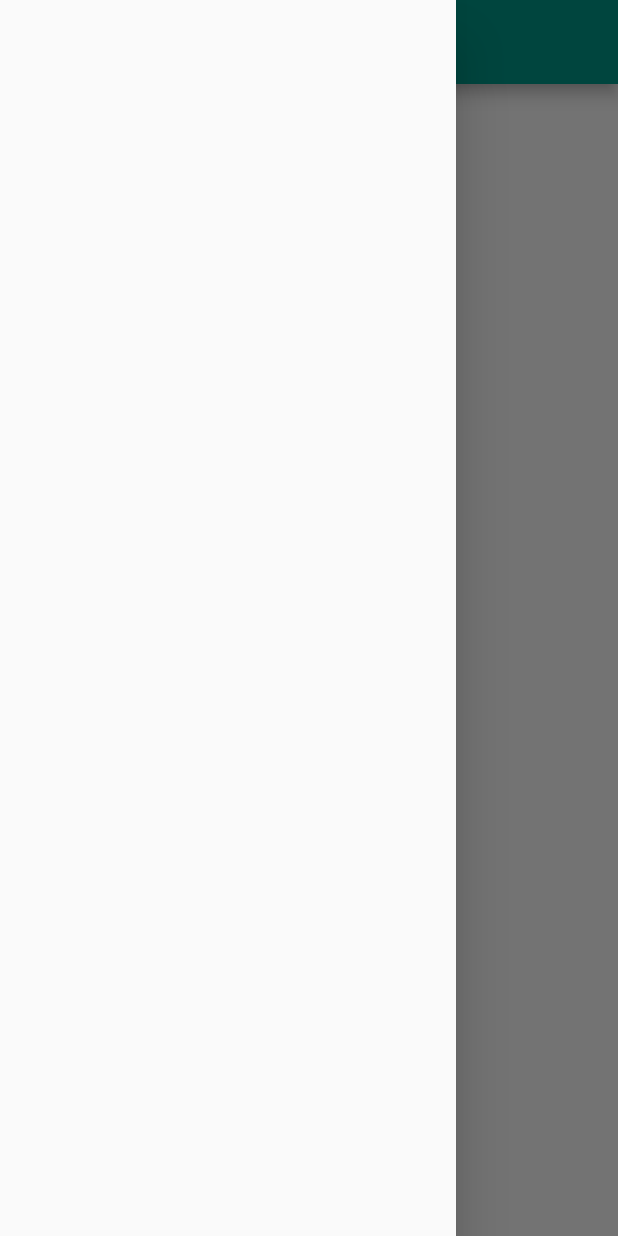
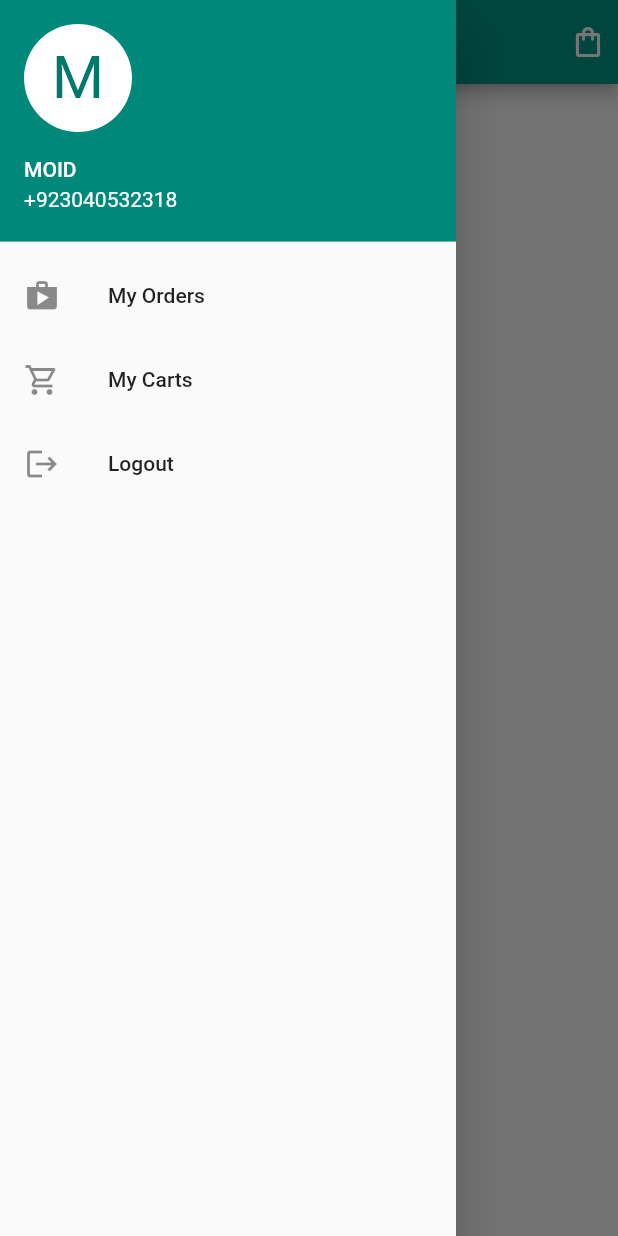
Before and after one commit to moid1/QurbaniApp, a Flutter app: the HomePage screen opened directly, with the side drawer open, on a phone screen of 412 x 824 dp. Run offline on Flutter 3.47's test engine with Material 2 defaults, Android fonts, the phone set to English and light mode, and no system bars; our stand-ins replace bloc, cached_network_image, cloud_firestore, equatable, firebase_auth, firebase_core and 2 more; accounts and stored records are empty; statements that could not run were skipped.

Commit message:
done with products

```diff
--- a/lib/bloc/category/category_event.dart
+++ b/lib/bloc/category/category_event.dart
@@ -1,5 +1,6 @@
 import 'package:meta/meta.dart';
 import 'package:equatable/equatable.dart';
+import 'package:qurbani_app/models/products.dart';
 
 abstract class CategoryEvent extends Equatable {
   @override
@@ -8,13 +9,15 @@ abstract class CategoryEvent extends Equatable {
 
 class GoToCategory extends CategoryEvent {
   final String id;
+  final String categoryName;
 
-  GoToCategory({@required this.id});
+  GoToCategory({
+    @required this.id,
+    @required this.categoryName,
+  });
 
   @override
-  List<Object> get props => [
-        id,
-      ];
+  List<Object> get props => [id,categoryName];
 }
 
 class LoadCategories extends CategoryEvent {}
--- a/lib/bloc/category/category_state.dart
+++ b/lib/bloc/category/category_state.dart
@@ -1,6 +1,7 @@
 import 'package:meta/meta.dart';
 import 'package:equatable/equatable.dart';
 import 'package:qurbani_app/models/category.dart';
+import 'package:qurbani_app/models/products.dart';
 
 abstract class CategoryState extends Equatable {
   @override
@@ -26,3 +27,16 @@ class CategoryFailure extends CategoryState {
   @override
   List<Object> get props => [error];
 }
+
+class ProductsLoaded extends CategoryState {
+  final List<ProductModel> productsList;
+  final String categoryName;
+
+  ProductsLoaded({
+    @required this.productsList,
+    @required this.categoryName,
+  });
+
+  @override
+  List<Object> get props => [productsList, categoryName];
+}
--- a/lib/bloc/login/login_bloc.dart
+++ b/lib/bloc/login/login_bloc.dart
@@ -75,7 +75,7 @@ class LoginBloc extends Bloc<LoginEvent, LoginState> {
       try {
         final authCredentials =
             await _auth.signInWithCredential(phoneAuthCredential);
-        if (authCredentials.additionalUserInfo.isNewUser) {
+        if (event.isSignup) {
           users
               .doc(event.userDetail.phoneNo)
               .set(event.userDetail.toJson())
--- a/lib/main.dart
+++ b/lib/main.dart
@@ -53,6 +53,7 @@ class MyApp extends StatelessWidget {
   Widget build(BuildContext context) {
     return MaterialApp(
       title: 'Qurbani App',
+      debugShowCheckedModeBanner: false,
       theme: ThemeData(
         primarySwatch: Colors.teal,
       ),
--- /dev/null
+++ b/lib/models/products.dart
@@ -0,0 +1,41 @@
+import 'package:cloud_firestore/cloud_firestore.dart';
+import 'package:flutter/material.dart';
+
+class ProductModel {
+  final String userId;
+  final String categoryId;
+  final Timestamp createdAt;
+  final String image;
+  final String color;
+  final int price;
+  final String address;
+
+  ProductModel({
+    @required this.userId,
+    @required this.categoryId,
+    @required this.createdAt,
+    @required this.image,
+    @required this.price,
+    @required this.address,
+    @required this.color,
+  });
+
+  ProductModel.fromSnapshot(DocumentSnapshot snapshot)
+      : userId = snapshot['user_id'],
+        categoryId = snapshot['category_id'],
+        image = snapshot['image'],
+        createdAt = snapshot['created_at'],
+        price = snapshot['price'] ?? 0,
+        address = snapshot['address'],
+        color = snapshot['color'];
+
+  Map<String, dynamic> toJson() => {
+        "user_id": userId,
+        "category_id": categoryId,
+        "image": image,
+        "created_at": createdAt,
+        "price": price,
+        "address": address,
+        "color": color
+      };
+}
--- a/lib/screens/home_screen.dart
+++ b/lib/screens/home_screen.dart
@@ -1,5 +1,6 @@
 import 'package:cached_network_image/cached_network_image.dart';
 import 'package:flutter/material.dart';
+import 'package:flutter/scheduler.dart';
 import 'package:flutter_bloc/flutter_bloc.dart';
 import 'package:qurbani_app/bloc/category/category_bloc.dart';
 import 'package:qurbani_app/bloc/category/category_event.dart';
@@ -7,6 +8,7 @@ import 'package:qurbani_app/bloc/category/category_state.dart';
 import 'package:qurbani_app/models/category.dart';
 
 import 'package:qurbani_app/models/user.dart';
+import 'package:qurbani_app/screens/products_list.dart';
 import 'package:qurbani_app/services/auth_service.dart';
 
 class HomePage extends StatefulWidget {
@@ -26,26 +28,88 @@ class _HomePageState extends State<HomePage> {
     return Scaffold(
       appBar: AppBar(
         title: Text('Home'),
+        actions: [
+          Padding(
+            padding: const EdgeInsets.only(right:8.0),
+            child: Icon(Icons.shopping_bag_outlined),
           ),
-      drawer: Drawer(),
+        ],
+      ),
+      drawer: Drawer(
+        child: ListView(
+          children: [
+            UserAccountsDrawerHeader(
+              accountName: Text(widget.user.name.toUpperCase()),
+              accountEmail: Text(widget.user.phoneNo),
+              decoration: BoxDecoration(
+                color: const Color(0xFF00897b),
+              ),
+              currentAccountPicture: CircleAvatar(
+                backgroundColor:
+                    Theme.of(context).platform == TargetPlatform.iOS
+                        ? const Color(0xFF00897b)
+                        : Colors.white,
+                child: Text(
+                  widget.user.name[0].toUpperCase(),
+                  style: TextStyle(fontSize: 40.0),
+                ),
+              ),
+            ),
+            ListTile(
+              onTap: () {},
+              leading: Icon(Icons.shop),
+              title: Text('My Orders'),
+            ),
+            ListTile(
+              onTap: () {},
+              leading: Icon(Icons.shopping_cart_outlined),
+              title: Text('My Carts'),
+            ),
+            ListTile(
+              onTap: () {},
+              leading: Icon(Icons.logout),
+              title: Text('Logout'),
+            ),
+          ],
+        ),
+      ),
       body: SafeArea(
         minimum: const EdgeInsets.all(16),
         child: BlocProvider<CategoryBloc>(
           create: (context) => CategoryBloc(authService)..add(LoadCategories()),
+          child: BlocListener<CategoryBloc, CategoryState>(
+            listener: (context, state) {
+              if (state is ProductsLoaded) {
+                Navigator.of(context).push(MaterialPageRoute(
+                    builder: (_) => ProductsList(
+                          productList: state.productsList,
+                          categoryName: state.categoryName,
+                        )));
+              } else if (state is CategoryLoading) {
+                return Center(
+                  child: CircularProgressIndicator(
+                    strokeWidth: 2,
+                  ),
+                );
+              }
+            },
             child: BlocBuilder<CategoryBloc, CategoryState>(
               builder: (context, state) {
                 if (state is CategoryLoaded) {
                   return _gridView(context, state.categoryList);
                 } else if (state is CategoryLoading) {
-                return CircularProgressIndicator(
+                  return Center(
+                    child: CircularProgressIndicator(
                       strokeWidth: 2,
+                    ),
                   );
                 } else if (state is CategoryFailure) {
                   // _showError(state.error, context);
                   return Container();
                 }
-              return Container();
+                return Text('Loading');
               },
+            ),
           ),
         ),
       ),
@@ -61,7 +125,10 @@ class _HomePageState extends State<HomePage> {
       children: categories.map((CategoryModel value) {
         return InkWell(
           onTap: () {
-            print(value.name);
+            BlocProvider.of<CategoryBloc>(context)
+              ..add(GoToCategory(id: value.id, categoryName: value.name));
+
+            print(value.id);
           },
           child: Column(
             children: [
```
Also changed, not shown: lib/bloc/category/category_bloc.dart (+9 -0 lines), lib/screens/login_screen.dart (+9 -8 lines), lib/screens/products_list.dart (added, +111 -0 lines), lib/services/auth_service.dart (+25 -3 lines), lib/bloc/product/product_bloc.dart (added), lib/bloc/product/product_event.dart (added), lib/bloc/product/product_state.dart (added). Lines whose indentation alone changed are shown as unchanged.
